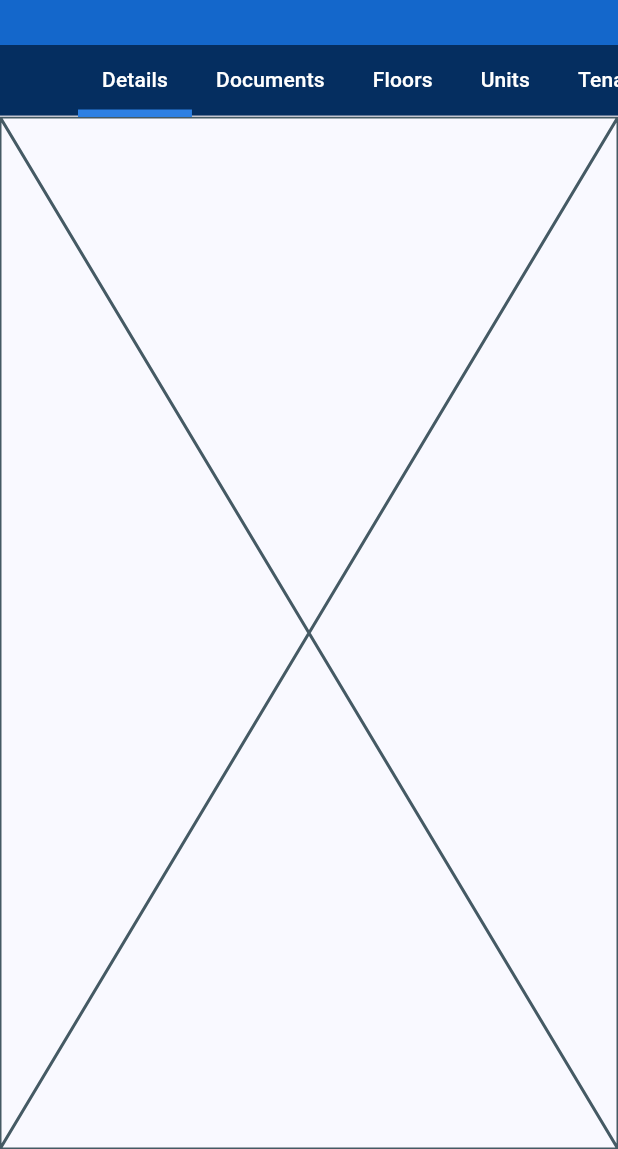
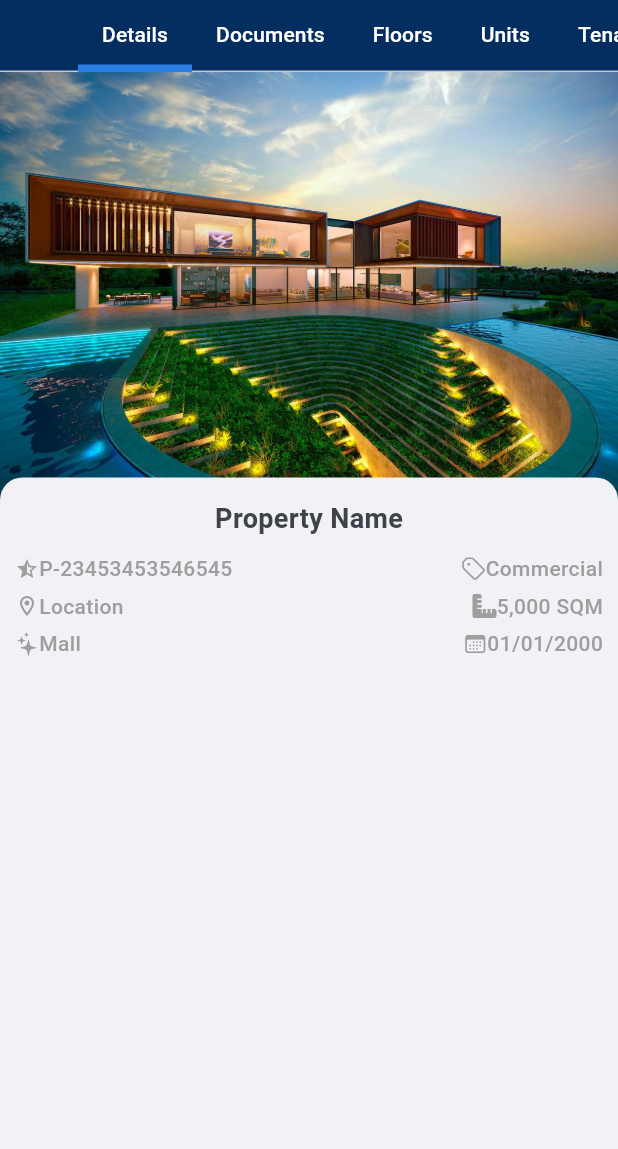
Before and after one commit to infinite-dev22/spakling_duck, a Flutter app: the PropertyDetailsLayout screen opened directly, on a phone screen of 412 x 824 dp, the part 87-1236 px from its top. Run offline on Flutter 3.47's test engine with Material 3 defaults, Android fonts, the phone set to English and light mode, and no system bars; our stand-ins replace bloc, equatable, flutter_bloc, flutter_slidable, font_awesome_flutter, google_fonts and 2 more.

Commit message:
Add property details tab(Incomplete)

```diff
--- a/lib/ui/pages/propert_details/screens/details_success_screen.dart
+++ b/lib/ui/pages/propert_details/screens/details_success_screen.dart
@@ -1,10 +1,199 @@
+import 'package:flutter/cupertino.dart';
 import 'package:flutter/material.dart';
+import 'package:font_awesome_flutter/font_awesome_flutter.dart';
+import 'package:smart_rent/ui/themes/app_theme.dart';
+import 'package:smart_rent/ui/widgets/custom_image.dart';
 
 class DetailsSuccessScreen extends StatelessWidget {
   const DetailsSuccessScreen({super.key});
 
   @override
   Widget build(BuildContext context) {
-    return const Placeholder();
+    return _buildBody(context);
+  }
+
+  Widget _buildBody(BuildContext context) {
+    var screenHeight = MediaQuery.of(context).size.height;
+    return Stack(
+      children: [
+        const CustomImage(
+          "assets/images/property_image.jpg",
+          isNetwork: false,
+          radius: 0,
+          height: 300,
+          width: double.infinity,
+        ),
+        Container(
+          margin: EdgeInsets.only(top: screenHeight * .328),
+          child: _buildInfo(),
+        ),
+      ],
+    );
+  }
+
+  Widget _buildInfo() {
+    return Container(
+      padding: const EdgeInsets.only(
+        top: 15,
+      ),
+      decoration: const BoxDecoration(
+        color: AppTheme.appBgColor,
+        borderRadius: BorderRadius.only(
+          topLeft: Radius.circular(15),
+          topRight: Radius.circular(15),
+        ),
+      ),
+      child: CustomScrollView(
+        slivers: <Widget>[
+          SliverToBoxAdapter(
+            child: _buildPropertyDetails(),
+          ),
+        ],
+      ),
+    );
+  }
+
+  Widget _buildPropertyDetails() {
+    return const Column(
+      crossAxisAlignment: CrossAxisAlignment.start,
+      children: [
+        Padding(
+          padding: EdgeInsets.only(left: 10, right: 10),
+          child: Column(
+            children: [
+              Text(
+                "Property Name",
+                softWrap: true,
+                overflow: TextOverflow.clip,
+                maxLines: 3,
+                style: TextStyle(
+                  fontSize: 18,
+                  color: AppTheme.darker,
+                  fontWeight: FontWeight.w700,
+                ),
+              ),
+              SizedBox(
+                height: 10,
+              ),
+              Row(
+                children: [
+                  Icon(
+                    Icons.star_half_sharp,
+                    color: Colors.grey,
+                    size: 16,
+                  ),
+                  Text(
+                    "P-23453453546545",
+                    style: TextStyle(
+                      fontSize: 14,
+                      color: Colors.grey,
+                      fontWeight: FontWeight.w500,
+                    ),
+                  ),
+                  Spacer(),
+                  Row(
+                    children: [
+                      Icon(
+                        CupertinoIcons.tag,
+                        color: Colors.grey,
+                        size: 16,
+                      ),
+                      Text(
+                        "Commercial",
+                        style: TextStyle(
+                          fontSize: 14,
+                          color: Colors.grey,
+                          fontWeight: FontWeight.w500,
+                        ),
+                      ),
+                    ],
+                  )
+                ],
+              ),
+              SizedBox(
+                height: 5,
+              ),
+              Row(
+                children: [
+                  Icon(
+                    Icons.location_on_outlined,
+                    color: Colors.grey,
+                    size: 16,
+                  ),
+                  Text(
+                    "Location",
+                    style: TextStyle(
+                      fontSize: 14,
+                      color: Colors.grey,
+                      fontWeight: FontWeight.w500,
+                    ),
+                  ),
+                  Spacer(),
+                  Row(
+                    children: [
+                      Icon(
+                        FontAwesomeIcons.rulerCombined,
+                        color: Colors.grey,
+                        size: 16,
+                      ),
+                      Text(
+                        "5,000 SQM",
+                        style: TextStyle(
+                          fontSize: 14,
+                          color: Colors.grey,
+                          fontWeight: FontWeight.w500,
+                        ),
+                      ),
+                    ],
+                  )
+                ],
+              ),
+              SizedBox(
+                height: 5,
+              ),
+              Row(
+                children: [
+                  Icon(
+                    CupertinoIcons.sparkles,
+                    color: Colors.grey,
+                    size: 16,
+                  ),
+                  Text(
+                    "Mall",
+                    style: TextStyle(
+                      fontSize: 14,
+                      color: Colors.grey,
+                      fontWeight: FontWeight.w500,
+                    ),
+                  ),
+                  Spacer(),
+                  if (true)
+                    Row(
+                      children: [
+                        Icon(
+                          CupertinoIcons.calendar,
+                          color: Colors.grey,
+                          size: 16,
+                        ),
+                        Text(
+                          "01/01/2000",
+                          style: TextStyle(
+                            fontSize: 14,
+                            color: Colors.grey,
+                            fontWeight: FontWeight.w500,
+                          ),
+                        ),
+                      ],
+                    ),
+                ],
+              ),
+            ],
+          ),
+        ),
+        SizedBox(
+          height: 100,
+        ),
+      ],
+    );
   }
 }
--- a/lib/ui/pages/propert_details/widgets/property_details_layout.dart
+++ b/lib/ui/pages/propert_details/widgets/property_details_layout.dart
@@ -37,7 +37,7 @@ class PropertyDetailsLayout extends StatelessWidget {
 
   PreferredSize _buildAppTitle() {
     return PreferredSize(
-      preferredSize: const Size.fromHeight(80),
+      preferredSize: const Size.fromHeight(50),
       child: Container(
         decoration: const BoxDecoration(color: AppTheme.primaryDarker),
         child: const TabBar(
--- a/lib/ui/themes/app_theme.dart
+++ b/lib/ui/themes/app_theme.dart
@@ -19,6 +19,11 @@ class AppTheme {
   static const gray = Color(0xFF68686B);
   static const gray45 = Color(0xFFB5B5B6);
   static const blue = Color(0xFF2D80E3);
+  static const grey_100 = Color(0xFFececec);
+  static const grey_200 = Color(0xff309e9e9e);
+  static const grey_300 = Color(0xFF9e9e9e);
+  static const grey_500 = Color(0xff303e4249);
+  static const grey_700 = Color(0xFF3e4249);
 
   // static const secondaryColor = Color(0xFFCBE1F3);
 
--- a/pubspec.yaml
+++ b/pubspec.yaml
@@ -42,6 +42,7 @@ dependencies:
   flutter_bloc: ^8.1.4
   flutter_slidable: ^3.0.1
   icons_plus: ^5.0.0
+  font_awesome_flutter: ^10.7.0
 
 dev_dependencies:
   flutter_test:
```
Also changed, not shown: pubspec.lock.
